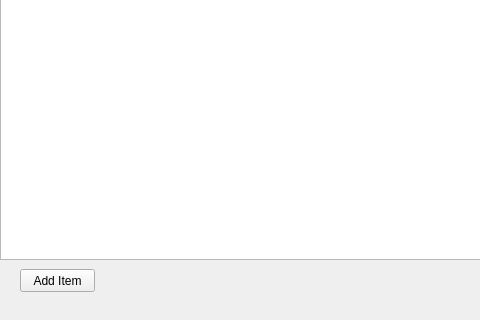
First picture: the form in InvGUI/ItemMain.ui, repository scottoberman/CSUFDevs, before the edit; both pictures show x 0 to 480 and y 211 to 531 of the 1087 by 531 pixel window.
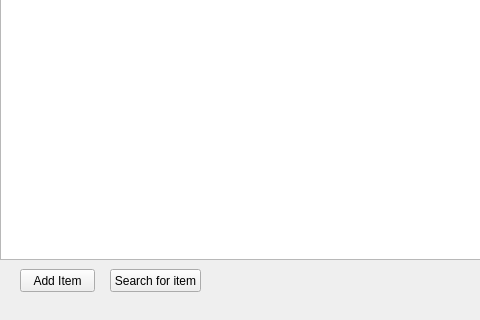
Second picture: the form after the edit.

Patch:
```diff
--- a/InvGUI/ItemMain.ui
+++ b/InvGUI/ItemMain.ui
@@ -101,6 +101,19 @@
     <string>Delete Selected Item</string>
    </property>
   </widget>
+  <widget class="QPushButton" name="SearchForItemButton">
+   <property name="geometry">
+    <rect>
+     <x>110</x>
+     <y>480</y>
+     <width>91</width>
+     <height>23</height>
+    </rect>
+   </property>
+   <property name="text">
+    <string>Search for item</string>
+   </property>
+  </widget>
  </widget>
  <layoutdefault spacing="6" margin="11"/>
  <resources/>
```
Left out of the diff: 7 changed lines with no effect on the pictures.
